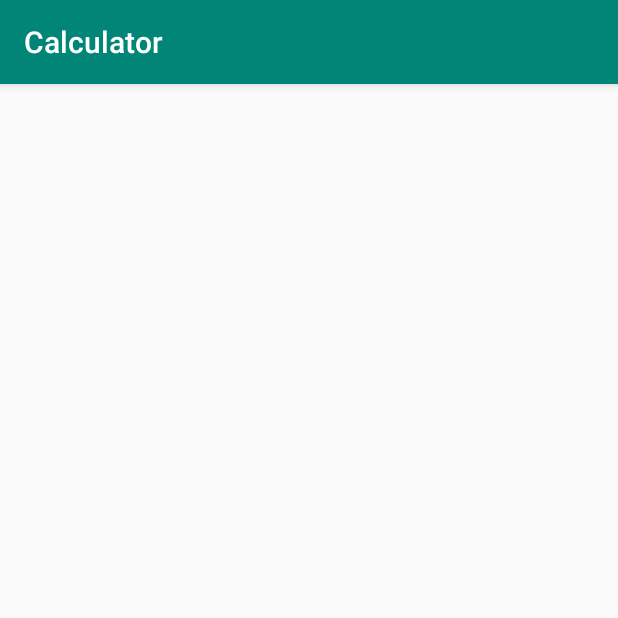
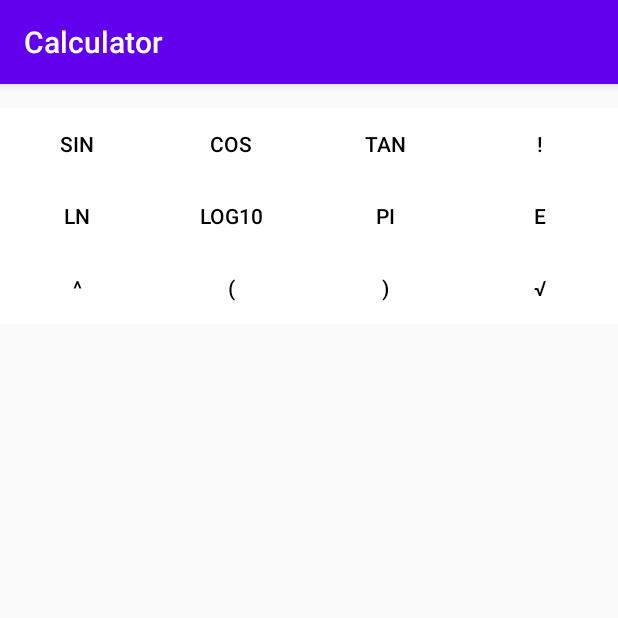
Before and after one commit to Vadimohka/CalculatorJava2.0, an Android app: the fragment scientific_fragment shown on its own in the app's theme, on a phone screen of 412 x 824 dp, the top half of it. Run offline under Robolectric (Android 15) with nearby library versions, the phone set to English and light mode, and no system bars.

Commit message:
Last update

```diff
--- a/app/src/main/java/com/example/calculator/MainActivity.java
+++ b/app/src/main/java/com/example/calculator/MainActivity.java
@@ -19,6 +19,7 @@ public class MainActivity extends AppCompatActivity implements ActivityInterface
     protected void onCreate(Bundle savedInstanceState) {
         super.onCreate(savedInstanceState);
         setContentView(R.layout.activity_main);
+        s_frag = findViewById(R.id.s_frag_LL);
         res = findViewById(R.id.resultView);
         canFloat = true;
     }
--- a/app/src/main/java/com/example/calculator/scientific_fragment.java
+++ b/app/src/main/java/com/example/calculator/scientific_fragment.java
@@ -1,13 +1,11 @@
 package com.example.calculator;
 
-import android.app.Activity;
 import android.app.Fragment;
 import android.os.Bundle;
 import android.view.LayoutInflater;
 import android.view.View;
 import android.view.ViewGroup;
 import android.widget.Button;
-import androidx.annotation.NonNull;
 import java.util.ArrayList;
 
 public class scientific_fragment  extends Fragment implements View.OnClickListener{
@@ -165,18 +163,4 @@ public class scientific_fragment  extends Fragment implements View.OnClickListen
     }
 
     private ActivityInterface InterfaceActivity;
-
-    @Override
-    public void onAttach(@NonNull Activity activity)
-    {
-        super.onAttach(activity);
-        try
-        {
-            InterfaceActivity = (ActivityInterface)activity;
-        }
-        catch (ClassCastException e)
-        {
-            throw new ClassCastException(activity.toString() + "must implement ActivityInterface.");
-        }
-    }
 }
--- a/app/src/main/res/values/colors.xml
+++ b/app/src/main/res/values/colors.xml
@@ -1,6 +1,6 @@
 <?xml version="1.0" encoding="utf-8"?>
 <resources>
-    <color name="colorPrimary">#008577</color>
-    <color name="colorPrimaryDark">#00574B</color>
-    <color name="colorAccent">#D81B60</color>
+    <color name="colorPrimary">#6200EE</color>
+    <color name="colorPrimaryDark">#3700B3</color>
+    <color name="colorAccent">#03DAC5</color>
 </resources>
```
Also changed, not shown: app/src/main/java/com/example/calculator/basic_fragment.java (+0 -17 lines), 1 other file.
